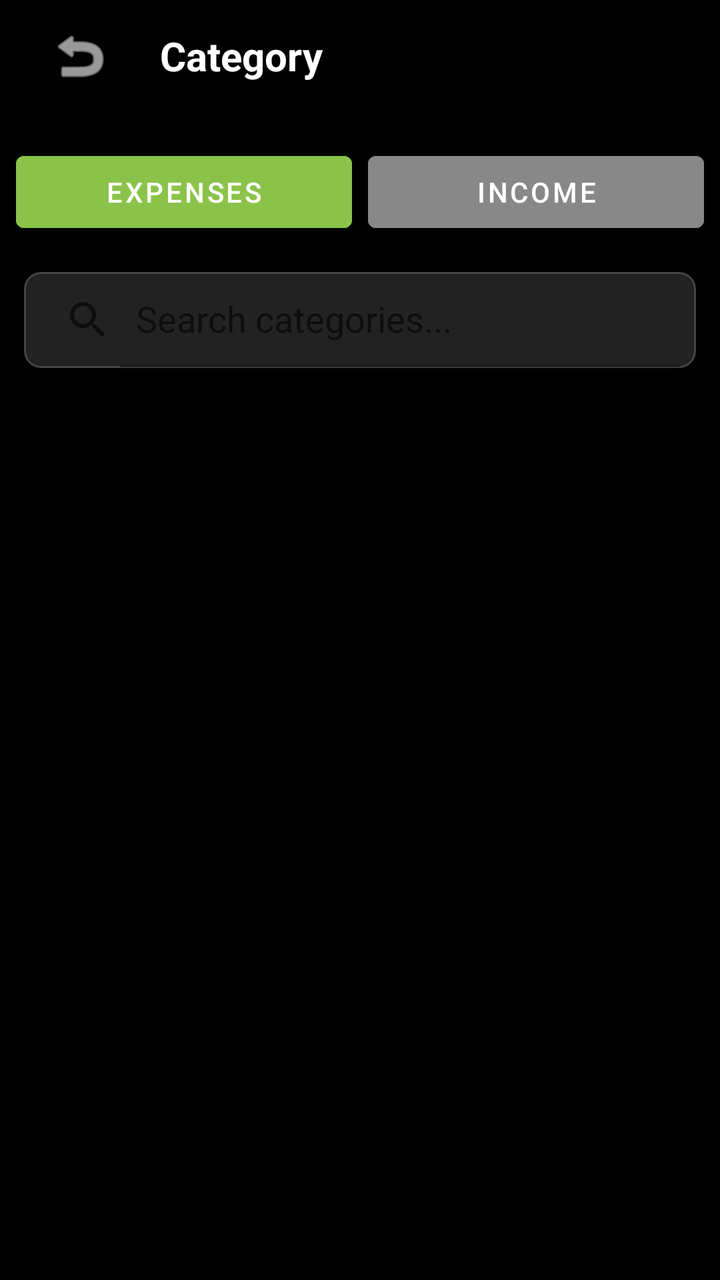
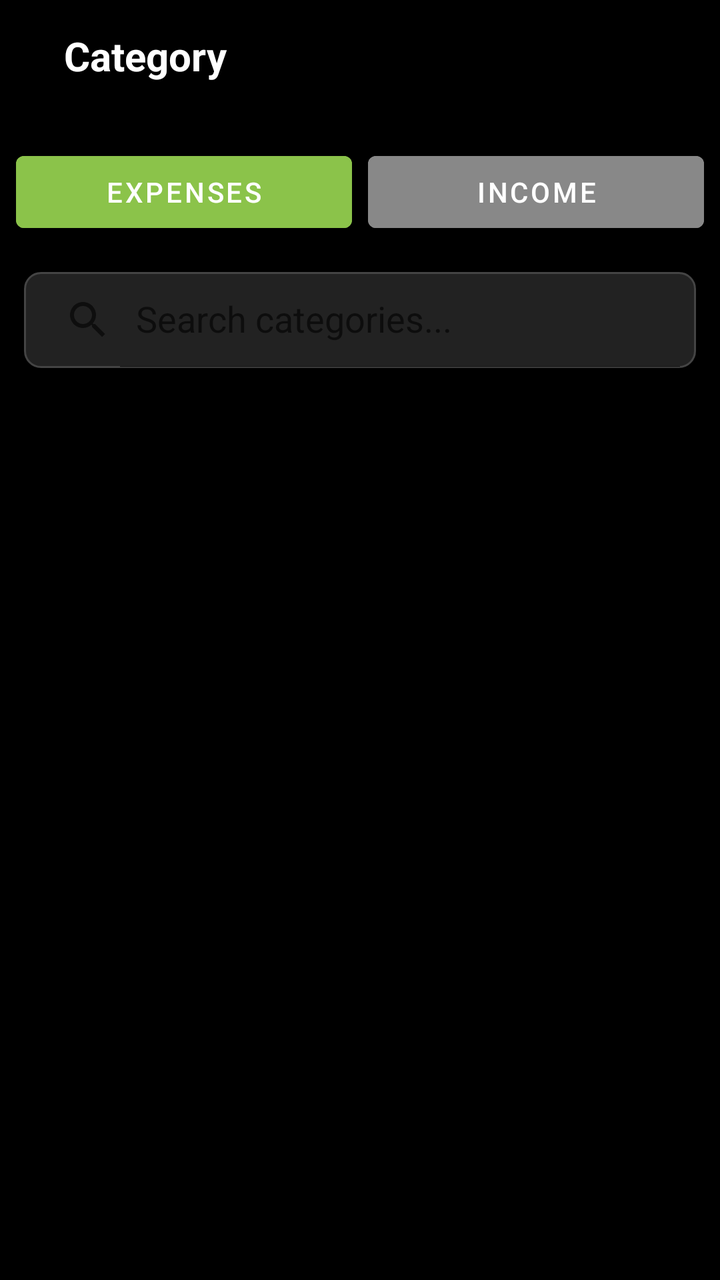

Two renders of the same Android screen: before a commit and after it. Below are the layout's source before the change and the commit's diff.
<!-- AndroidManifest.xml: activity theme Theme.MyCalendar2026SAR -->
<!-- res/layout/activity_category.xml -->
<?xml version="1.0" encoding="utf-8"?>
<androidx.constraintlayout.widget.ConstraintLayout xmlns:android="http://schemas.android.com/apk/res/android"
    xmlns:app="http://schemas.android.com/apk/res-auto"
    xmlns:tools="http://schemas.android.com/tools"
    android:layout_width="match_parent"
    android:layout_height="match_parent"
    android:background="#000000"
    tools:context=".CategoryActivity">

    <LinearLayout
        android:id="@+id/categoryTopBar"
        android:layout_width="match_parent"
        android:layout_height="56dp"
        android:gravity="center_vertical"
        android:orientation="horizontal"
        android:paddingStart="16dp"
        android:paddingEnd="16dp"
        app:layout_constraintTop_toTopOf="parent">

        <ImageButton
            android:id="@+id/categoryBackButton"
            android:layout_width="48dp"
            android:layout_height="48dp"
            android:background="?attr/selectableItemBackgroundBorderless"
            android:contentDescription="@string/prev_month"
            android:src="@android:drawable/ic_menu_revert"
            app:tint="@color/white" />

        <TextView
            android:id="@+id/categoryToolbarTitle"
            android:layout_width="0dp"
            android:layout_height="wrap_content"
            android:layout_marginStart="16dp"
            android:layout_weight="1"
            android:text="@string/category_title"
            android:textColor="@color/white"
            android:textSize="20sp"
            android:textStyle="bold" />
    </LinearLayout>

    <LinearLayout
        android:id="@+id/categoryToggleContainer"
        android:layout_width="match_parent"
        android:layout_height="wrap_content"
        android:layout_marginTop="8dp"
        android:gravity="center"
        android:orientation="horizontal"
        android:padding="8dp"
        app:layout_constraintTop_toBottomOf="@id/categoryTopBar">

        <Button
            android:id="@+id/categoryExpenseToggle"
            android:layout_width="0dp"
            android:layout_height="wrap_content"
            android:layout_weight="1"
            android:backgroundTint="@color/light_green"
            android:text="@string/expenses"
            android:textColor="@color/white" />

        <Button
            android:id="@+id/categoryIncomeToggle"
            android:layout_width="0dp"
            android:layout_height="wrap_content"
            android:layout_marginStart="8dp"
            android:layout_weight="1"
            android:backgroundTint="@color/gray"
            android:text="@string/income"
            android:textColor="@color/white" />
    </LinearLayout>

    <androidx.appcompat.widget.SearchView
        android:id="@+id/categorySearchView"
        android:layout_width="match_parent"
        android:layout_height="wrap_content"
        android:layout_marginTop="8dp"
        android:layout_marginStart="12dp"
        android:layout_marginEnd="12dp"
        android:background="@drawable/rounded_search_bg"
        app:iconifiedByDefault="false"
        app:queryHint="Search categories..."
        app:layout_constraintTop_toBottomOf="@id/categoryToggleContainer" />

    <androidx.recyclerview.widget.RecyclerView
        android:id="@+id/categoryRecyclerView"
        android:layout_width="match_parent"
        android:layout_height="0dp"
        android:padding="8dp"
        app:layout_constraintBottom_toBottomOf="parent"
        app:layout_constraintTop_toBottomOf="@id/categorySearchView" />

</androidx.constraintlayout.widget.ConstraintLayout>
<!-- resources referenced by this layout -->
<resources>
  <color name="gray">#888888</color>
  <color name="light_green">#8BC34A</color>
  <color name="white">#FFFFFFFF</color>
  <!-- drawable rounded_search_bg (drawable) -->
  <?xml version="1.0" encoding="utf-8"?>
  <shape xmlns:android="http://schemas.android.com/apk/res/android">
      <solid android:color="#222222" />
      <corners android:radius="8dp" />
      <stroke android:width="1dp" android:color="#444444" />
  </shape>
  <string name="category_title">Category</string>
  <string name="expenses">Expenses</string>
  <string name="income">Income</string>
  <string name="prev_month">Previous Month</string>
  <style name="Theme.MyCalendar2026SAR" parent="Theme.MaterialComponents.DayNight.NoActionBar">
          
          <item name="colorPrimary">@color/light_green</item>
          <item name="colorPrimaryVariant">@color/hunter_green</item>
          <item name="colorOnPrimary">@color/white</item>
          
          <item name="colorSecondary">@color/teal_200</item>
          <item name="colorSecondaryVariant">@color/teal_700</item>
          <item name="colorOnSecondary">@color/black</item>
          
          <item name="android:statusBarColor">?attr/colorPrimaryVariant</item>
  
          <item name="colorControlActivated">@color/light_green</item>
  
          <item name="android:listPreferredItemPaddingStart">8dp</item>
          <item name="android:listPreferredItemPaddingEnd">8dp</item>
          <item name="android:textAppearanceLargePopupMenu">@style/CustomMenuTextAppearance</item>
          <item name="android:textAppearanceSmallPopupMenu">@style/CustomMenuTextAppearance</item>
          <item name="android:popupMenuStyle">@style/CustomPopupMenuStyle</item>
  
          
          <item name="materialAlertDialogTheme">@style/CustomAlertDialogTheme</item>
          <item name="alertDialogTheme">@style/CustomAlertDialogTheme</item>
      </style>
  <color name="hunter_green">#355E3B</color>
  <color name="teal_200">#FF03DAC5</color>
  <color name="teal_700">#FF018786</color>
  <color name="black">#FF000000</color>
  <style name="CustomMenuTextAppearance" parent="TextAppearance.AppCompat.Widget.PopupMenu.Large">
          <item name="android:textSize">@dimen/_10ssp</item>
          <item name="android:textColor">@color/white</item>
      </style>
  <style name="CustomPopupMenuStyle" parent="Widget.AppCompat.PopupMenu">
          <item name="android:minWidth">@dimen/_110sdp</item>
      </style>
  <style name="CustomAlertDialogTheme" parent="ThemeOverlay.MaterialComponents.MaterialAlertDialog">
          <item name="colorPrimary">@color/light_green</item>
          <item name="colorAccent">@color/light_green</item>
          <item name="colorSecondary">@color/light_green</item>
          <item name="android:textColorPrimary">@color/white</item>
          
          <item name="buttonBarPositiveButtonStyle">@style/GreenButtonStyle</item>
          <item name="buttonBarNegativeButtonStyle">@style/GreenButtonStyle</item>
          <item name="buttonBarNeutralButtonStyle">@style/GreenButtonStyle</item>
      </style>
  <style name="GreenButtonStyle" parent="Widget.MaterialComponents.Button.TextButton">
          <item name="android:textColor">@color/light_green</item>
      </style>
</resources>

<!-- the commit's change to res/layout/activity_category.xml (unified diff, before → after) -->
@@ -19,12 +19,13 @@
 
         <ImageButton
             android:id="@+id/categoryBackButton"
-            android:layout_width="48dp"
-            android:layout_height="48dp"
+            android:layout_width="@dimen/_24sdp"
+            android:layout_height="@dimen/_24sdp"
             android:background="?attr/selectableItemBackgroundBorderless"
-            android:contentDescription="@string/prev_month"
-            android:src="@android:drawable/ic_menu_revert"
-            app:tint="@color/white" />
+            android:contentDescription="Back"
+            android:padding="4dp"
+            android:scaleType="fitCenter"
+            android:src="@drawable/ic_back_color" />
 
         <TextView
             android:id="@+id/categoryToolbarTitle"
<!-- resource entries referenced after the edit -->
@@ -3,6 +3,16 @@
   <color name="gray">#888888</color>
   <color name="light_green">#8BC34A</color>
   <color name="white">#FFFFFFFF</color>
+  <!-- drawable ic_back_color (drawable) -->
+  <vector xmlns:android="http://schemas.android.com/apk/res/android"
+      android:width="24dp"
+      android:height="24dp"
+      android:viewportWidth="24"
+      android:viewportHeight="24">
+      <path
+          android:fillColor="#2196F3"
+          android:pathData="M20,11H7.83l5.59,-5.59L12,4l-8,8 8,8 1.41,-1.41L7.83,13H20v-2z" />
+  </vector>
   <!-- drawable rounded_search_bg (drawable) -->
   <?xml version="1.0" encoding="utf-8"?>
   <shape xmlns:android="http://schemas.android.com/apk/res/android">
@@ -13,7 +23,6 @@
   <string name="category_title">Category</string>
   <string name="expenses">Expenses</string>
   <string name="income">Income</string>
-  <string name="prev_month">Previous Month</string>
   <style name="Theme.MyCalendar2026SAR" parent="Theme.MaterialComponents.DayNight.NoActionBar">
           
           <item name="colorPrimary">@color/light_green</item>
